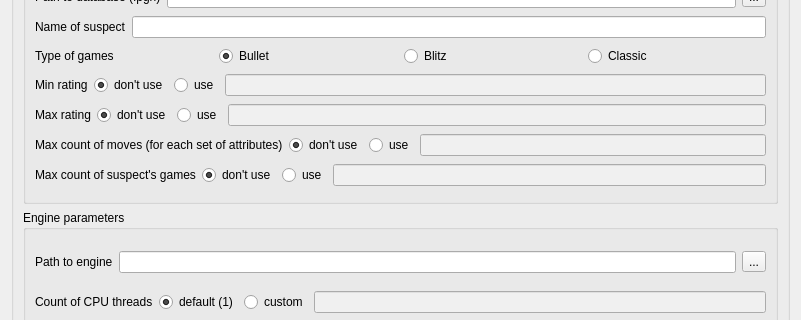
First picture: the form in qt/GUI_of_tool/new_anal_window.ui, repository ZltZZZ/Anti-cheat-chess-tool, before the edit; both pictures show x 0 to 801 and y 85 to 405 of the 801 by 601 pixel window.
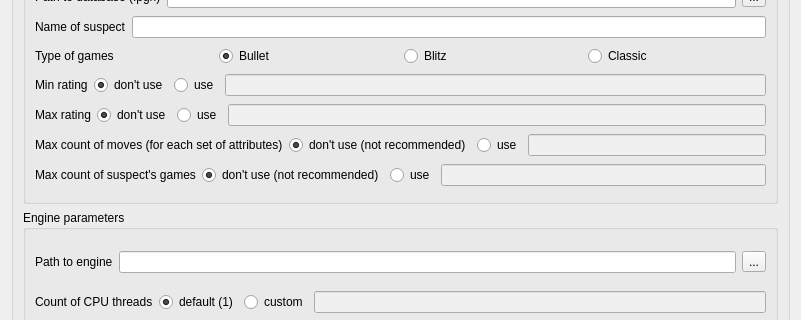
Second picture: the form after the edit.

Patch:
```diff
--- a/qt/GUI_of_tool/new_anal_window.ui
+++ b/qt/GUI_of_tool/new_anal_window.ui
@@ -211,7 +211,7 @@
            <item>
             <widget class="QRadioButton" name="countMovesDontUse">
              <property name="text">
-              <string>don't use</string>
+              <string>don't use (not recommended)</string>
              </property>
              <property name="checked">
               <bool>true</bool>
@@ -236,6 +236,9 @@
              <property name="styleSheet">
               <string notr="true">background-color: rgb(240, 240, 240);</string>
              </property>
+             <property name="inputMask">
+              <string/>
+             </property>
              <property name="readOnly">
               <bool>true</bool>
              </property>
@@ -255,7 +258,7 @@
            <item>
             <widget class="QRadioButton" name="countGamesDontUse">
              <property name="text">
-              <string>don't use</string>
+              <string>don't use (not recommended)</string>
              </property>
              <property name="checked">
               <bool>true</bool>
@@ -280,6 +283,9 @@
              <property name="styleSheet">
               <string notr="true">background-color: rgb(240, 240, 240);</string>
              </property>
+             <property name="inputMask">
+              <string/>
+             </property>
              <property name="readOnly">
               <bool>true</bool>
              </property>
```
Left out of the diff: 98 changed lines with no effect on the pictures.
